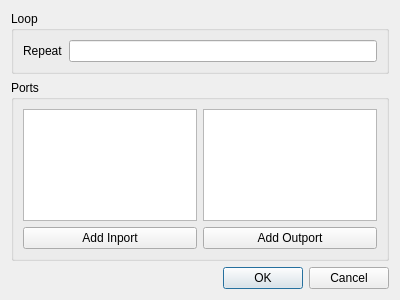
iut-ibk/DynaMind-ToolBox, file src/DynaMind-BasicModules/guigrouptest.ui: the form before one commit.
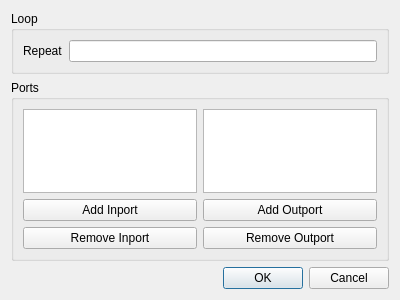
The form after the commit.

Commit message: remove and view tuple ports

Patch:
```diff
--- a/src/DynaMind-BasicModules/guigrouptest.ui
+++ b/src/DynaMind-BasicModules/guigrouptest.ui
@@ -39,23 +39,37 @@
       <string>Ports</string>
      </property>
      <layout class="QGridLayout" name="gridLayout">
-      <item row="2" column="1">
+      <item row="1" column="0">
+       <widget class="QPushButton" name="addInport">
+        <property name="text">
+         <string>Add Inport</string>
+        </property>
+       </widget>
+      </item>
+      <item row="0" column="1">
+       <widget class="QListWidget" name="listWidget_out"/>
+      </item>
+      <item row="1" column="1">
        <widget class="QPushButton" name="addOutport">
         <property name="text">
          <string>Add Outport</string>
         </property>
        </widget>
       </item>
-      <item row="0" column="0" rowspan="2">
-       <widget class="QListView" name="listView"/>
-      </item>
-      <item row="0" column="1" rowspan="2">
-       <widget class="QListView" name="listView_2"/>
+      <item row="0" column="0">
+       <widget class="QListWidget" name="listWidget_in"/>
       </item>
       <item row="2" column="0">
-       <widget class="QPushButton" name="addInport">
+       <widget class="QPushButton" name="rmInport">
         <property name="text">
-         <string>Add Inport</string>
+         <string>Remove Inport</string>
+        </property>
+       </widget>
+      </item>
+      <item row="2" column="1">
+       <widget class="QPushButton" name="rmOutport">
+        <property name="text">
+         <string>Remove Outport</string>
         </property>
        </widget>
       </item>
```
The commit also changes 4 other files.
